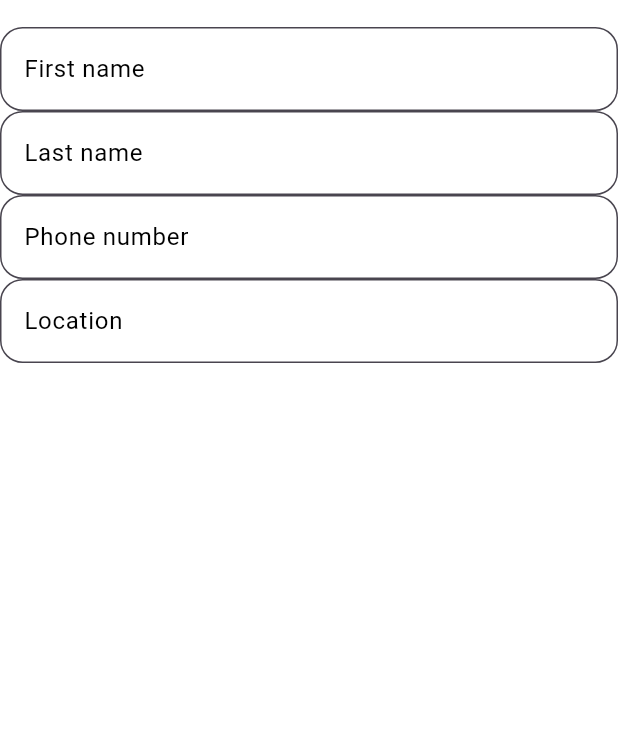
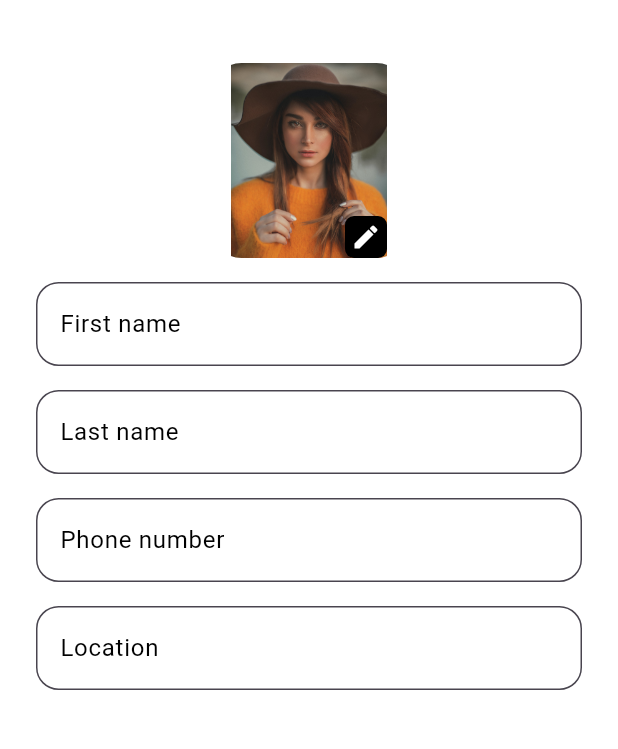
Before and after one commit to Kalyanisunil/my_flutter_app, a Flutter app: the EditProfile screen opened by its route, on a phone screen of 412 x 824 dp, the part 63-812 px from its top. Run offline on Flutter 3.47's test engine with Material 3 defaults, Android fonts, the phone set to English and light mode, and no system bars; our stand-ins replace flutter_svg; Roboto replaces fonts that are missing (EBGaramond).

Commit message:
edit profile page improvisations-1

```diff
--- /dev/null
+++ b/lib/components/avatar.dart
@@ -0,0 +1,20 @@
+import 'package:flutter/material.dart';
+
+// ignore: camel_case_types
+class avatar extends StatelessWidget {
+  final double size;
+
+  const avatar({super.key,  this.size=40});
+
+  @override
+  Widget build(BuildContext context) {
+    return ClipRRect(
+      borderRadius: BorderRadius.all(Radius.circular(20)),
+      child: Image.asset(
+        'assets/temp/userimg.jpg',
+        width: size,
+        height: size,
+      ),
+    );
+  }
+}
--- a/lib/config/app_strings.dart
+++ b/lib/config/app_strings.dart
@@ -1,4 +1,5 @@
 class AppStrings {
   static const appName = "FlutterBasics";
+  // ignore: constant_identifier_names
   static const Hellowelcome = "Hello,Welcome Back!";
 }
--- a/lib/main.dart
+++ b/lib/main.dart
@@ -1,9 +1,5 @@
 import 'package:flutter/material.dart';
 import 'package:namer_app/config/app_route.dart';
-import 'package:namer_app/pages/ediit_profile.dart';
-import 'package:namer_app/pages/home_page.dart';
-import 'package:namer_app/pages/login_page.dart';
-import 'package:namer_app/pages/main_page.dart';
 import 'package:namer_app/styles/appcolor.dart';
 
 void main() {
--- a/lib/pages/ediit_profile.dart
+++ b/lib/pages/ediit_profile.dart
@@ -1,7 +1,9 @@
-// ignore_for_file: camel_case_types
-
+import 'package:flutter/cupertino.dart';
 import 'package:flutter/material.dart';
+import 'package:flutter/widgets.dart';
+// import 'package:flutter/widgets.dart';
 import 'package:namer_app/components/appbar.dart';
+import 'package:namer_app/components/avatar.dart';
 import 'package:namer_app/components/text_field.dart';
 
 class EditProfile extends StatelessWidget {
@@ -11,13 +13,46 @@ class EditProfile extends StatelessWidget {
   Widget build(BuildContext context) {
     return Scaffold(
       appBar: Toolbar(title: 'Edit'),
-      body: Column(
+      body: Padding(
+        padding: EdgeInsets.all(24.0),
+        child: Column(
           children: [
+            Stack(children: [
+              avatar(
+                size: 130,
+              ),
+              Positioned(
+                  bottom: 0,
+                  right: 13,
+                  child: Container(
+                      padding: EdgeInsets.all(4.0),
+                      decoration: BoxDecoration(
+                          color: Colors.black,
+                          borderRadius: BorderRadius.all(Radius.circular(6))),
+                      child: Icon(
+                        Icons.edit,
+                        size: 20,
+                        color: Colors.white,
+                      ))),
+            ]),
+            SizedBox(
+              height: 16,
+            ),
             AppTextField(hint: "First name"),
+            SizedBox(
+              height: 16,
+            ),
             AppTextField(hint: "Last name"),
+            SizedBox(
+              height: 16,
+            ),
             AppTextField(hint: "Phone number"),
+            SizedBox(
+              height: 16,
+            ),
             AppTextField(hint: "Location"),
           ],
+        ),
       ),
     );
   }
--- a/lib/pages/login_page.dart
+++ b/lib/pages/login_page.dart
@@ -5,18 +5,13 @@ import 'package:namer_app/pages/home_page.dart';
 import 'package:namer_app/styles/appcolor.dart';
 
 class LoginPage extends StatelessWidget {
-  const LoginPage({Key? key}) : super(key: key);
+  const LoginPage({super.key});
 
   @override
   Widget build(BuildContext context) {
     return Scaffold(
       // resizeToAvoidBottomInset: false,
-      body: Container(
-        // decoration: BoxDecoration(
-        //     image: DecorationImage(
-        //         image: AssetImage('assets/image/loginpage.jpg'),
-        //         fit: BoxFit.cover)),
-        child: SingleChildScrollView(
+      body: SingleChildScrollView(
         child: SizedBox(
           height: MediaQuery.of(context).size.height,
           child: Padding(
@@ -193,7 +188,6 @@ class LoginPage extends StatelessWidget {
           ),
         ),
       ),
-      ),
     );
   }
 }
--- a/lib/pages/main_page.dart
+++ b/lib/pages/main_page.dart
@@ -4,13 +4,15 @@ import 'package:namer_app/pages/profile_page.dart';
 import 'package:namer_app/styles/appcolor.dart';
 import 'package:flutter_svg/flutter_svg.dart';
 
+// ignore: camel_case_types
 class Main_page extends StatefulWidget {
-  const Main_page({Key? key}) : super(key: key);
+  const Main_page({super.key});
 
   @override
   State<Main_page> createState() => _Main_pageState();
 }
 
+// ignore: camel_case_types
 class _Main_pageState extends State<Main_page> {
   int currentIndex = 0;
   @override
--- a/lib/pages/profile_page.dart
+++ b/lib/pages/profile_page.dart
@@ -1,6 +1,7 @@
 import 'package:flutter/material.dart';
 import 'package:flutter/widgets.dart';
 import 'package:namer_app/components/appbar.dart';
+import 'package:namer_app/components/avatar.dart';
 import 'package:namer_app/config/app_route.dart';
 // import 'package:namer_app/pages/login_page.dart';
 import 'package:namer_app/styles/appcolor.dart';
@@ -49,13 +50,8 @@ class ProfilePage extends StatelessWidget {
       ),
       body: Column(
         children: [
-          ClipRRect(
-            borderRadius: BorderRadius.all(Radius.circular(20)),
-            child: Image.asset(
-              'assets/temp/userimg.jpg',
-              width: 90,
-              height: 90,
-            ),
+          avatar(
+            size: 90,
           ),
           SizedBox(
             height: 20,
```
Lines whose indentation alone changed are shown as unchanged.
